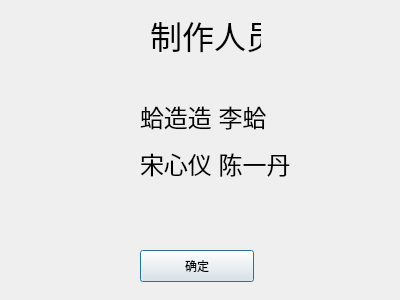
First picture: the form in Main_Pro/people.ui, repository ZaoHan415/GamePro, before the edit.
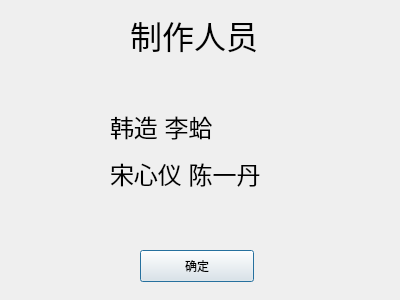
Second picture: the form after the edit.

The edit to the form file:
```diff
--- a/Main_Pro/people.ui
+++ b/Main_Pro/people.ui
@@ -29,9 +29,9 @@
   <widget class="QLabel" name="label">
    <property name="geometry">
     <rect>
-     <x>150</x>
+     <x>130</x>
      <y>10</y>
-     <width>111</width>
+     <width>141</width>
      <height>51</height>
     </rect>
    </property>
@@ -42,14 +42,14 @@
   <widget class="QLabel" name="label_2">
    <property name="geometry">
     <rect>
-     <x>140</x>
-     <y>80</y>
+     <x>110</x>
+     <y>90</y>
      <width>191</width>
      <height>121</height>
     </rect>
    </property>
    <property name="text">
-    <string>&lt;html&gt;&lt;head/&gt;&lt;body&gt;&lt;p&gt;&lt;span style=&quot; font-size:18pt;&quot;&gt;蛤造造             李蛤&lt;/span&gt;&lt;/p&gt;&lt;p&gt;&lt;span style=&quot; font-size:18pt;&quot;&gt;宋心仪             陈一丹&lt;/span&gt;&lt;/p&gt;&lt;/body&gt;&lt;/html&gt;</string>
+    <string>&lt;html&gt;&lt;head/&gt;&lt;body&gt;&lt;p&gt;&lt;span style=&quot; font-size:18pt;&quot;&gt;韩造   李蛤&lt;/span&gt;&lt;/p&gt;&lt;p&gt;&lt;span style=&quot; font-size:18pt;&quot;&gt;宋心仪 陈一丹&lt;/span&gt;&lt;/p&gt;&lt;/body&gt;&lt;/html&gt;</string>
    </property>
   </widget>
  </widget>
```
